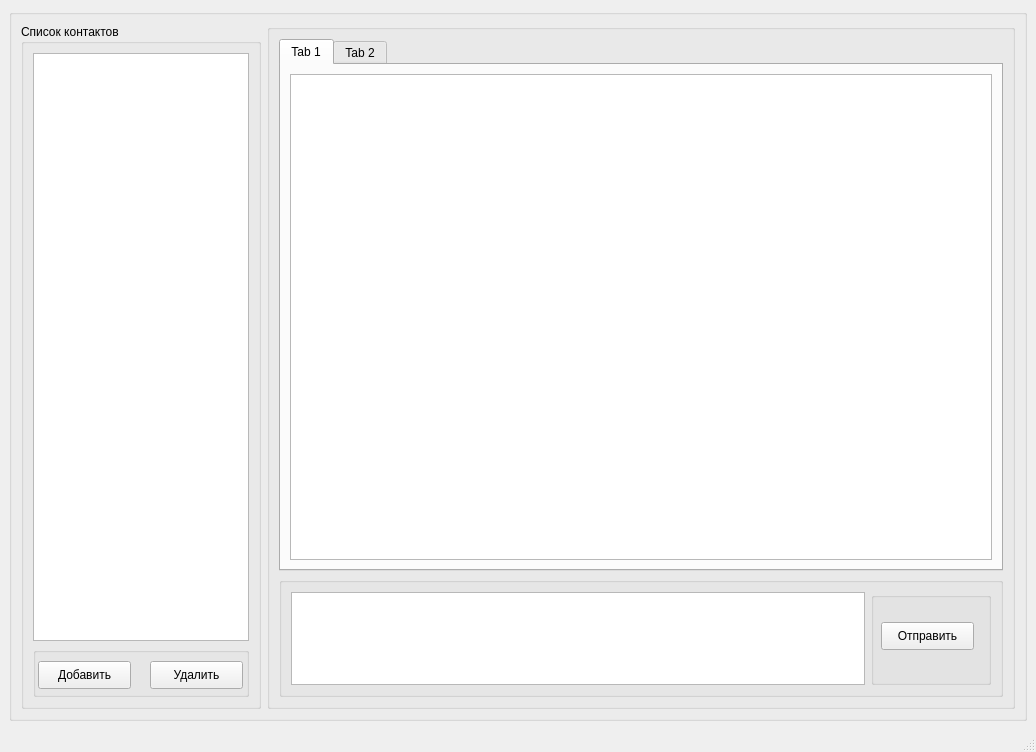
Before: the Qt Designer form client_mainForm.ui in AlexN-github/Python.BD.PyQT, drawn with Qt 5.
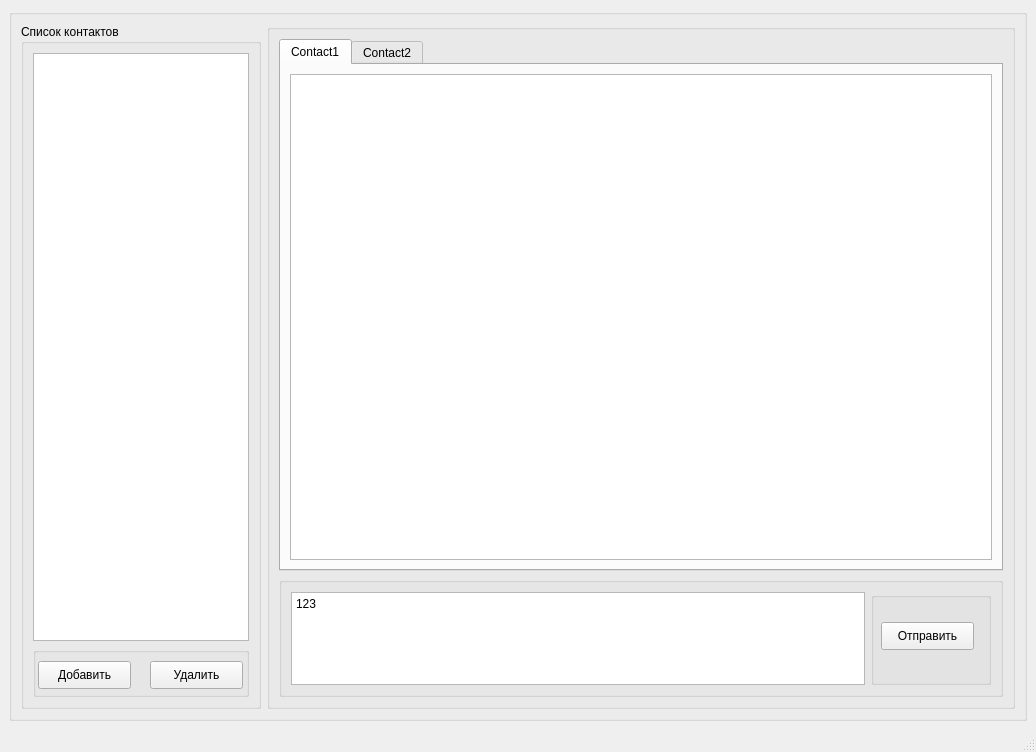
After: the same form once the commit is applied.

Commit message: Подготовка клиентский формы

```diff
--- a/client_mainForm.ui
+++ b/client_mainForm.ui
@@ -108,7 +108,7 @@
             </property>
             <widget class="QWidget" name="tab">
              <attribute name="title">
-              <string>Tab 1</string>
+              <string>Contact1</string>
              </attribute>
              <layout class="QVBoxLayout" name="verticalLayout_3">
               <item>
@@ -118,7 +118,7 @@
             </widget>
             <widget class="QWidget" name="tab_2">
              <attribute name="title">
-              <string>Tab 2</string>
+              <string>Contact2</string>
              </attribute>
             </widget>
            </widget>
@@ -142,7 +142,15 @@
             </property>
             <layout class="QHBoxLayout" name="horizontalLayout_3">
              <item>
-              <widget class="QTextEdit" name="sendmessage_textEdit"/>
+              <widget class="QTextEdit" name="sendmessage_textEdit">
+               <property name="html">
+                <string>&lt;!DOCTYPE HTML PUBLIC &quot;-//W3C//DTD HTML 4.0//EN&quot; &quot;http://www.w3.org/TR/REC-html40/strict.dtd&quot;&gt;
+&lt;html&gt;&lt;head&gt;&lt;meta name=&quot;qrichtext&quot; content=&quot;1&quot; /&gt;&lt;style type=&quot;text/css&quot;&gt;
+p, li { white-space: pre-wrap; }
+&lt;/style&gt;&lt;/head&gt;&lt;body style=&quot; font-family:'MS Shell Dlg 2'; font-size:9pt; font-weight:400; font-style:normal;&quot;&gt;
+&lt;p style=&quot; margin-top:0px; margin-bottom:0px; margin-left:0px; margin-right:0px; -qt-block-indent:0; text-indent:0px;&quot;&gt;123&lt;/p&gt;&lt;/body&gt;&lt;/html&gt;</string>
+               </property>
+              </widget>
              </item>
              <item>
               <widget class="QGroupBox" name="groupBox_6">
```
Left out of the diff: 8 changed lines with no effect on the pictures. The commit also changes 1 other file.
